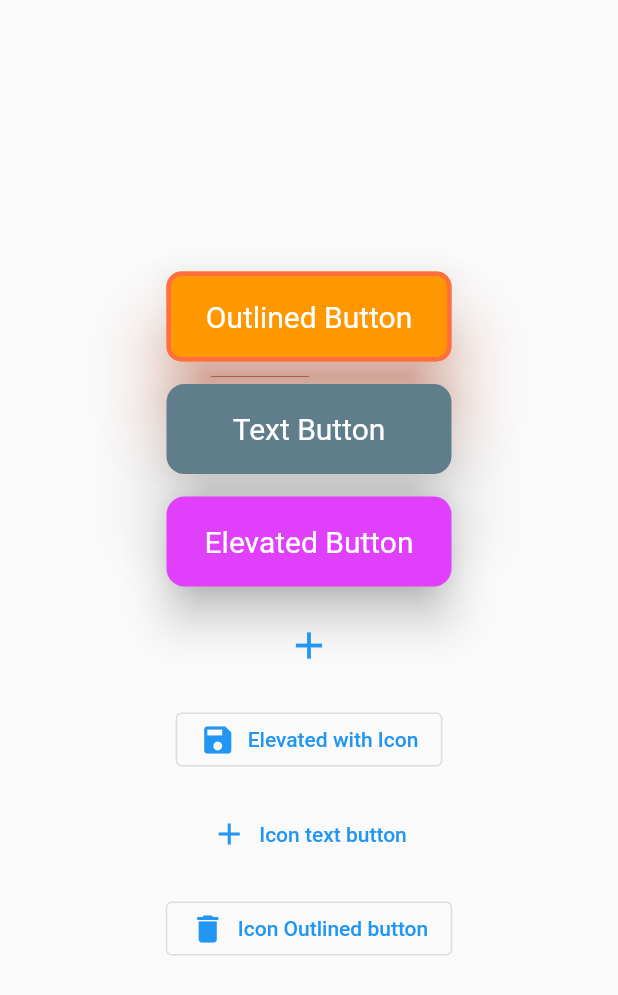
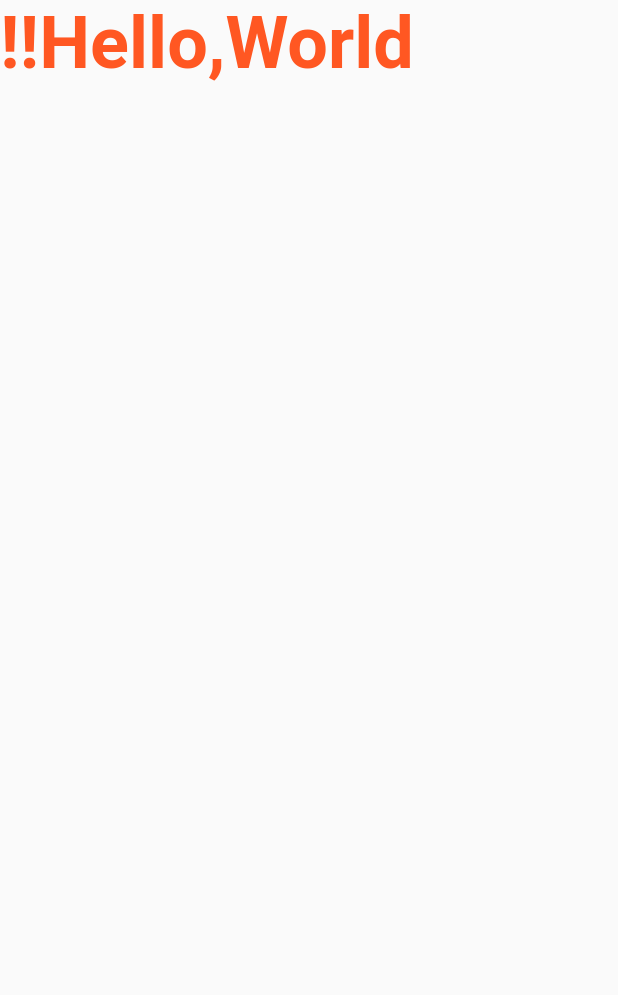
Before and after one commit to ratishjain12/Flutter-Widgets-101, a Flutter app: the screen it shows after launch, on a phone screen of 412 x 824 dp. Shown: the top 995 px of the screen. Run offline on Flutter 3.47's test engine with Material 2 defaults, Android fonts, the phone set to English and light mode, and no system bars.

Commit message:
Added text widget

```diff
--- /dev/null
+++ b/lib/Text_Widget/Text_Widget.dart
@@ -0,0 +1,48 @@
+/*
+
+Text Widget Properties -
+
+Text Text(
+  String data, {
+  Key? key,
+  TextStyle? style,
+  StrutStyle? strutStyle,
+  TextAlign? textAlign,
+  TextDirection? textDirection,
+  Locale? locale,
+  bool? softWrap,
+  TextOverflow? overflow,
+  double? textScaleFactor,
+  int? maxLines,
+  String? semanticsLabel,
+  TextWidthBasis? textWidthBasis,
+  TextHeightBehavior? textHeightBehavior,
+  Color? selectionColor,
+})
+
+
+*/
+
+import 'package:flutter/material.dart';
+
+class TextWidget extends StatelessWidget {
+  const TextWidget({super.key});
+  @override
+  Widget build(BuildContext context) {
+    return const Text(
+      "Hello,World!!", // text
+      style: TextStyle(
+        fontSize: 24,
+        fontWeight: FontWeight.bold,
+        color: Colors.deepOrange,
+      ), // used to style the text
+      textAlign: TextAlign.center, // to align the text
+      maxLines: 2, // text widget can take maximum 2 lines
+      overflow: TextOverflow
+          .ellipsis, // if lines exceeds the limit, it trims and shows ...
+      textScaleFactor: 2.0, // scales the text based on the value specified
+      textDirection: TextDirection
+          .rtl, // defines text direction ie - rtl means right to left and ltr means left to right
+    );
+  }
+}
--- a/lib/main.dart
+++ b/lib/main.dart
@@ -1,5 +1,6 @@
 import 'package:flutter/material.dart';
 import 'package:helloworld/Buttons/button_widgets.dart';
+import 'package:helloworld/Text_Widget/Text_Widget.dart';
 
 void main() => runApp(MyApp());
 
@@ -14,7 +15,17 @@ class MyApp extends StatelessWidget {
       theme: ThemeData(
         primarySwatch: Colors.blue,
       ),
-      home: const ButtonsWidgets(),
+      home: Scaffold(
+        body: Column(
+          children: const [
+            Expanded(
+              child: SizedBox(
+                child: TextWidget(), // add widget here to test on main screen
+              ),
+            ),
+          ],
+        ),
+      ),
     );
   }
 }
```
